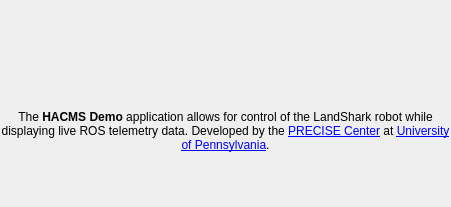
Before: the Qt Designer form hacms/ui/about.ui in PRECISE/HACMSDemo, drawn with Qt 5.
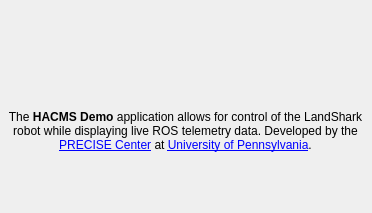
After: the same form once the commit is applied. Icons and pictures are not drawn.

Commit message: Adjusted GUI sizes.

What changed in the file:
```diff
--- a/hacms/ui/about.ui
+++ b/hacms/ui/about.ui
@@ -6,8 +6,8 @@
    <rect>
     <x>0</x>
     <y>0</y>
-    <width>451</width>
-    <height>207</height>
+    <width>372</width>
+    <height>213</height>
    </rect>
   </property>
   <property name="windowTitle">
@@ -18,7 +18,7 @@
     <rect>
      <x>0</x>
      <y>110</y>
-     <width>451</width>
+     <width>371</width>
      <height>101</height>
     </rect>
    </property>
@@ -43,7 +43,7 @@
     <rect>
      <x>-1</x>
      <y>2</y>
-     <width>451</width>
+     <width>371</width>
      <height>101</height>
     </rect>
    </property>
```
The commit also changes 3 other files.
